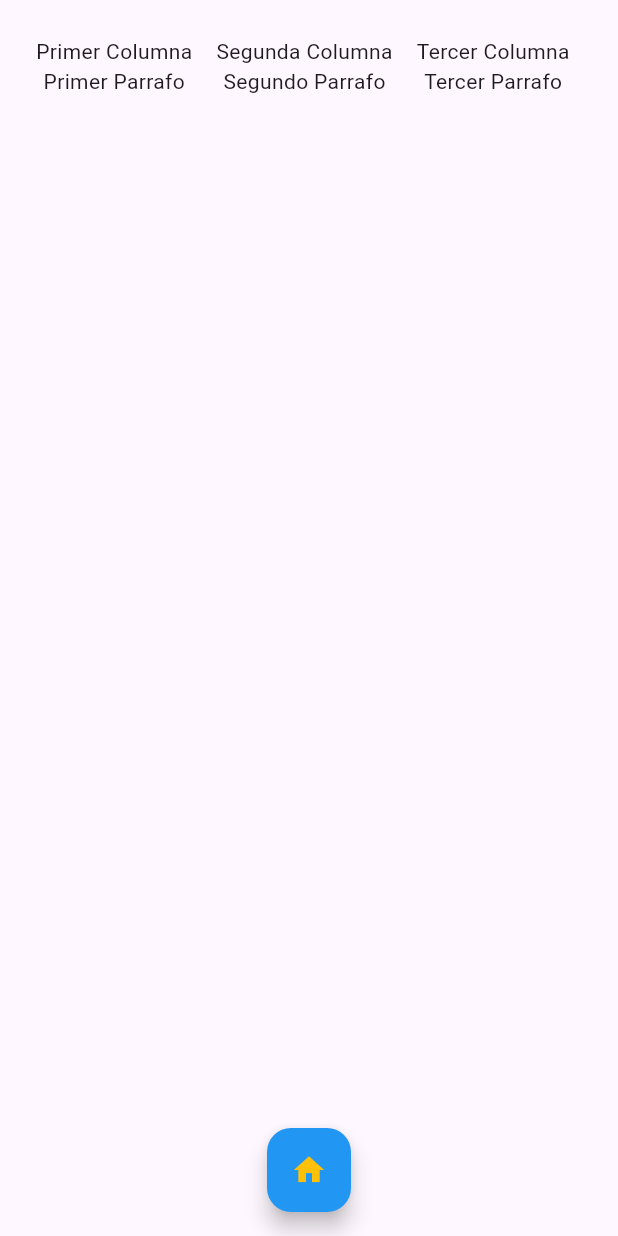
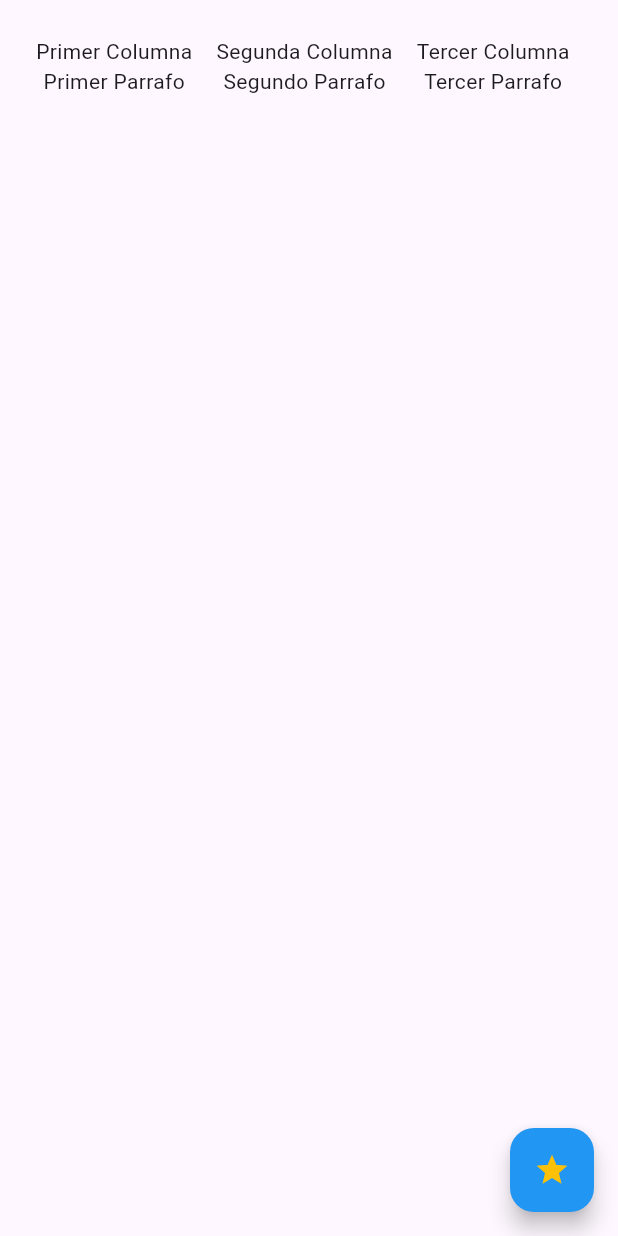
Before and after one commit to BrayanReynoso/flutter_application, a Flutter app: the screen it shows after launch, on a phone screen of 412 x 824 dp. Run offline on Flutter 3.47's test engine with Material 3 defaults, Android fonts, the phone set to English and light mode, and no system bars.

Commit message:
Update widgets

```diff
--- a/lib/main.dart
+++ b/lib/main.dart
@@ -1,4 +1,7 @@
 import 'package:flutter/material.dart';
+import 'package:flutter_application_1/navigation/profile.dart';
+import 'package:flutter_application_1/navigation/reservations.dart';
+import 'package:flutter_application_1/navigation/top.dart';
 import 'package:flutter_application_1/widgets/home.dart';
 import 'package:flutter_application_1/widgets/splash_screen.dart';
 
@@ -17,6 +20,9 @@ class MainApp extends StatelessWidget {
       routes: {
         '/': (context) => const SplashScreen(),
         '/home': (context) => const Home(),
+        '/profile': (context) => const ProfileScreen(),
+        '/reservations': (context) => const ReservationsScreen(),
+        '/top': (context) => const TopScree()
       },
     );
   }
--- a/lib/widgets/home.dart
+++ b/lib/widgets/home.dart
@@ -28,10 +28,11 @@ const Home({ super.key });
       ),
       floatingActionButton: FloatingActionButton(
         backgroundColor: Colors.blue, foregroundColor: Colors.amber,
-        onPressed: ()=> print('Hola'),
-        child: Icon(Icons.home),
+        onPressed:() => Navigator.pushReplacementNamed(context, '/top'),
+        child: Icon(Icons.star),
       ),
-      floatingActionButtonLocation: FloatingActionButtonLocation.centerFloat,
+      //floatingActionButtonLocation: FloatingActionButtonLocation.centerFloat,
+
     );
   }
 }
```
Also changed, not shown: lib/navigation/profile.dart (added, +20 -0 lines), lib/navigation/reservations.dart (added, +20 -0 lines), lib/navigation/top.dart (added, +20 -0 lines).
